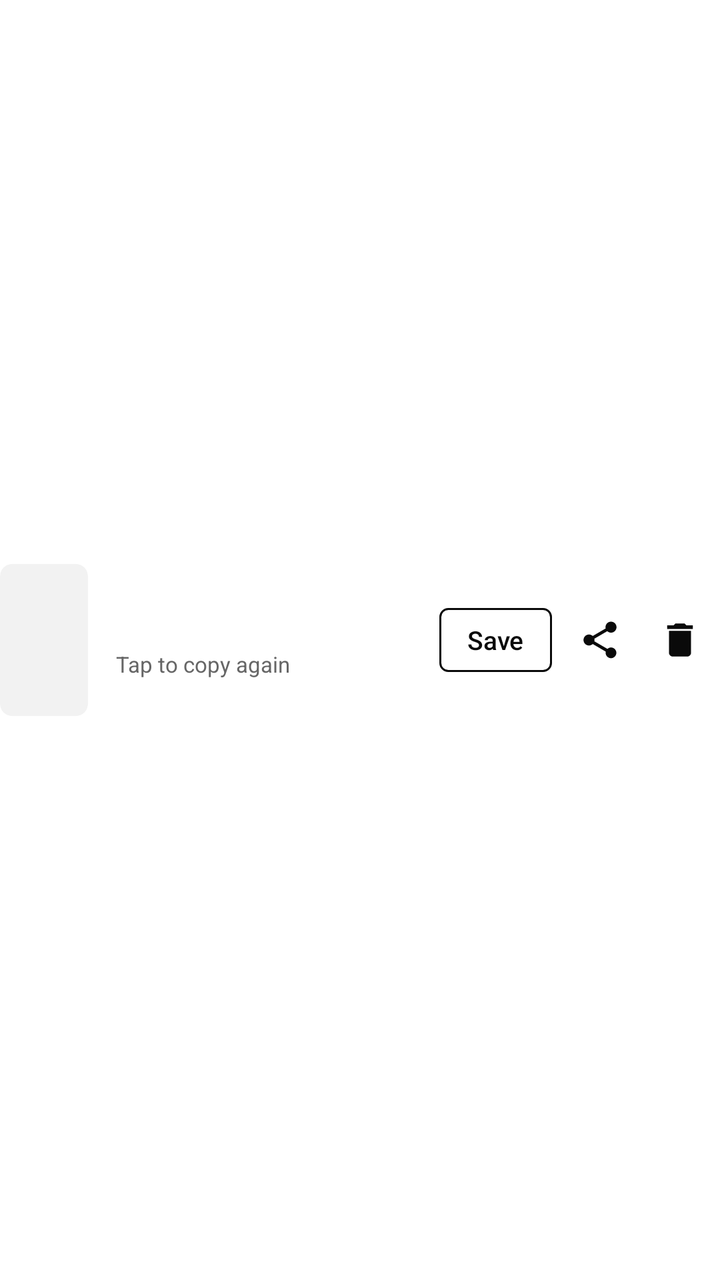
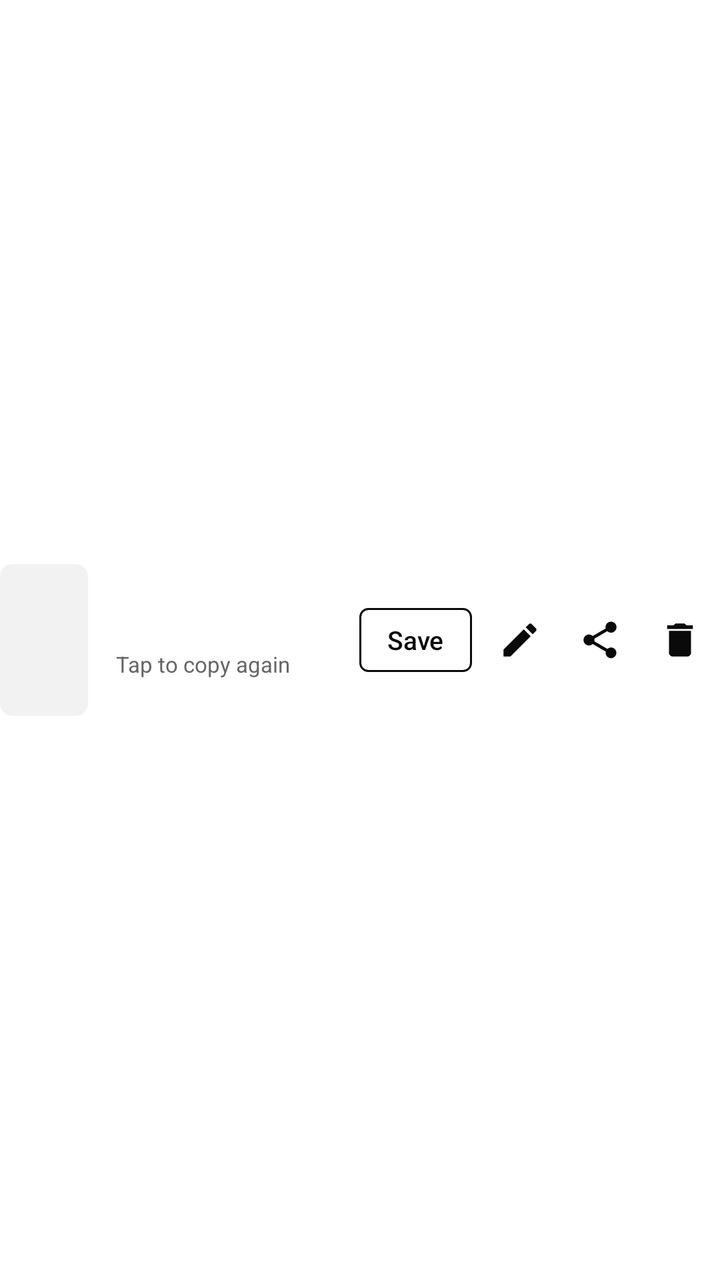

Compare the two renders of this Android layout. The source of the first and the diff that turns it into the second are given below.
<!-- AndroidManifest.xml: application theme AppTheme -->
<!-- res/layout/row_shot.xml -->
<?xml version="1.0" encoding="utf-8"?>
<LinearLayout xmlns:android="http://schemas.android.com/apk/res/android"
    android:layout_width="match_parent"
    android:layout_height="wrap_content"
    android:descendantFocusability="blocksDescendants"
    android:gravity="center_vertical"
    android:orientation="horizontal"
    android:paddingVertical="14dp">

    <ImageView
        android:id="@+id/thumb"
        android:layout_width="44dp"
        android:layout_height="76dp"
        android:background="@drawable/thumb_bg"
        android:clipToOutline="true"
        android:contentDescription="@string/app_name"
        android:scaleType="centerCrop" />

    <LinearLayout
        android:layout_width="0dp"
        android:layout_height="wrap_content"
        android:layout_marginStart="14dp"
        android:layout_weight="1"
        android:orientation="vertical">

        <TextView
            android:id="@+id/left"
            android:layout_width="match_parent"
            android:layout_height="wrap_content"
            android:fontFamily="sans-serif-medium"
            android:textColor="@color/fg"
            android:textSize="15sp" />

        <TextView
            android:layout_width="match_parent"
            android:layout_height="wrap_content"
            android:paddingTop="4dp"
            android:text="@string/tap_to_copy"
            android:textColor="@color/muted"
            android:textSize="11sp" />
    </LinearLayout>

    <Button
        android:id="@+id/save"
        style="@style/Btn.Small"
        android:text="@string/save" />

    <ImageButton
        android:id="@+id/share"
        style="@style/IconBtn"
        android:layout_marginStart="4dp"
        android:contentDescription="@string/share"
        android:src="@drawable/ic_share" />

    <ImageButton
        android:id="@+id/delete"
        style="@style/IconBtn"
        android:contentDescription="@string/delete"
        android:src="@drawable/ic_delete" />
</LinearLayout>
<!-- resources referenced by this layout -->
<resources>
  <color name="fg">#0A0A0A</color>
  <color name="muted">#666666</color>
  <!-- drawable ic_delete (drawable) -->
  <vector xmlns:android="http://schemas.android.com/apk/res/android"
      android:width="24dp" android:height="24dp"
      android:viewportWidth="24" android:viewportHeight="24">
      <path android:fillColor="#FFFFFF"
          android:pathData="M6,19c0,1.1 0.9,2 2,2h8c1.1,0 2,-0.9 2,-2V7H6v12zM19,4h-3.5l-1,-1h-5l-1,1H5v2h14V4z" />
  </vector>
  <!-- drawable ic_share (drawable) -->
  <vector xmlns:android="http://schemas.android.com/apk/res/android"
      android:width="24dp" android:height="24dp"
      android:viewportWidth="24" android:viewportHeight="24">
      <path android:fillColor="#FFFFFF"
          android:pathData="M18,16.08c-0.76,0 -1.44,0.3 -1.96,0.77L8.91,12.7c0.05,-0.23 0.09,-0.46 0.09,-0.7s-0.04,-0.47 -0.09,-0.7l7.05,-4.11c0.54,0.5 1.25,0.81 2.04,0.81 1.66,0 3,-1.34 3,-3s-1.34,-3 -3,-3 -3,1.34 -3,3c0,0.24 0.04,0.47 0.09,0.7L8.04,9.81C7.5,9.31 6.79,9 6,9c-1.66,0 -3,1.34 -3,3s1.34,3 3,3c0.79,0 1.5,-0.31 2.04,-0.81l7.12,4.16c-0.05,0.21 -0.08,0.43 -0.08,0.65 0,1.61 1.31,2.92 2.92,2.92 1.61,0 2.92,-1.31 2.92,-2.92s-1.31,-2.92 -2.92,-2.92z" />
  </vector>
  <!-- drawable thumb_bg (drawable) -->
  <shape xmlns:android="http://schemas.android.com/apk/res/android" android:shape="rectangle">
      <solid android:color="@color/surface" />
      <corners android:radius="6dp" />
  </shape>
  <string name="app_name">SnapFade</string>
  <string name="delete">Delete now</string>
  <string name="save">Save</string>
  <string name="share">Share</string>
  <string name="tap_to_copy">Tap to copy again</string>
  <style name="Btn.Small" parent="Btn.Outline">
          <item name="android:layout_width">wrap_content</item>
          <item name="android:layout_height">32dp</item>
          <item name="android:layout_marginTop">0dp</item>
          <item name="android:textSize">13sp</item>
          <item name="android:paddingHorizontal">14dp</item>
          <item name="android:minWidth">0dp</item>
          <item name="android:minHeight">0dp</item>
      </style>
  <style name="IconBtn">
          <item name="android:layout_width">40dp</item>
          <item name="android:layout_height">40dp</item>
          <item name="android:padding">9dp</item>
          <item name="android:scaleType">fitCenter</item>
          <item name="android:tint">@color/fg</item>
          <item name="android:background">?android:attr/selectableItemBackgroundBorderless</item>
      </style>
  <style name="AppTheme" parent="AppTheme.Base">
          <item name="android:windowLightStatusBar">true</item>
          <item name="android:windowLightNavigationBar">true</item>
      </style>
  <color name="surface">#F2F2F2</color>
  <style name="Btn.Outline">
          <item name="android:background">@drawable/btn_outline</item>
          <item name="android:textColor">@color/fg</item>
      </style>
  <!-- drawable btn_outline (drawable) -->
  <shape xmlns:android="http://schemas.android.com/apk/res/android" android:shape="rectangle">
      <stroke android:width="1dp" android:color="@color/fg" />
      <corners android:radius="4dp" />
  </shape>
  <color name="bg">#FFFFFF</color>
  <!-- unchanged entries left out for length: 1 -->
</resources>

<!-- the commit's change to res/layout/row_shot.xml (unified diff, before → after) -->
@@ -46,9 +46,15 @@
         android:text="@string/save" />
 
     <ImageButton
+        android:id="@+id/edit"
+        style="@style/IconBtn"
+        android:layout_marginStart="4dp"
+        android:contentDescription="@string/edit"
+        android:src="@drawable/ic_edit" />
+
+    <ImageButton
         android:id="@+id/share"
         style="@style/IconBtn"
-        android:layout_marginStart="4dp"
         android:contentDescription="@string/share"
         android:src="@drawable/ic_share" />
 
<!-- resource entries referenced after the edit -->
@@ -8,6 +8,13 @@
       android:viewportWidth="24" android:viewportHeight="24">
       <path android:fillColor="#FFFFFF"
           android:pathData="M6,19c0,1.1 0.9,2 2,2h8c1.1,0 2,-0.9 2,-2V7H6v12zM19,4h-3.5l-1,-1h-5l-1,1H5v2h14V4z" />
+  </vector>
+  <!-- drawable ic_edit (drawable) -->
+  <vector xmlns:android="http://schemas.android.com/apk/res/android"
+      android:width="24dp" android:height="24dp"
+      android:viewportWidth="24" android:viewportHeight="24">
+      <path android:fillColor="#FFFFFF"
+          android:pathData="M3,17.25V21h3.75L17.81,9.94l-3.75,-3.75L3,17.25zM20.71,7.04c0.39,-0.39 0.39,-1.02 0,-1.41l-2.34,-2.34c-0.39,-0.39 -1.02,-0.39 -1.41,0l-1.83,1.83 3.75,3.75 1.83,-1.83z" />
   </vector>
   <!-- drawable ic_share (drawable) -->
   <vector xmlns:android="http://schemas.android.com/apk/res/android"
@@ -23,6 +30,7 @@
   </shape>
   <string name="app_name">SnapFade</string>
   <string name="delete">Delete now</string>
+  <string name="edit">Edit</string>
   <string name="save">Save</string>
   <string name="share">Share</string>
   <string name="tap_to_copy">Tap to copy again</string>
